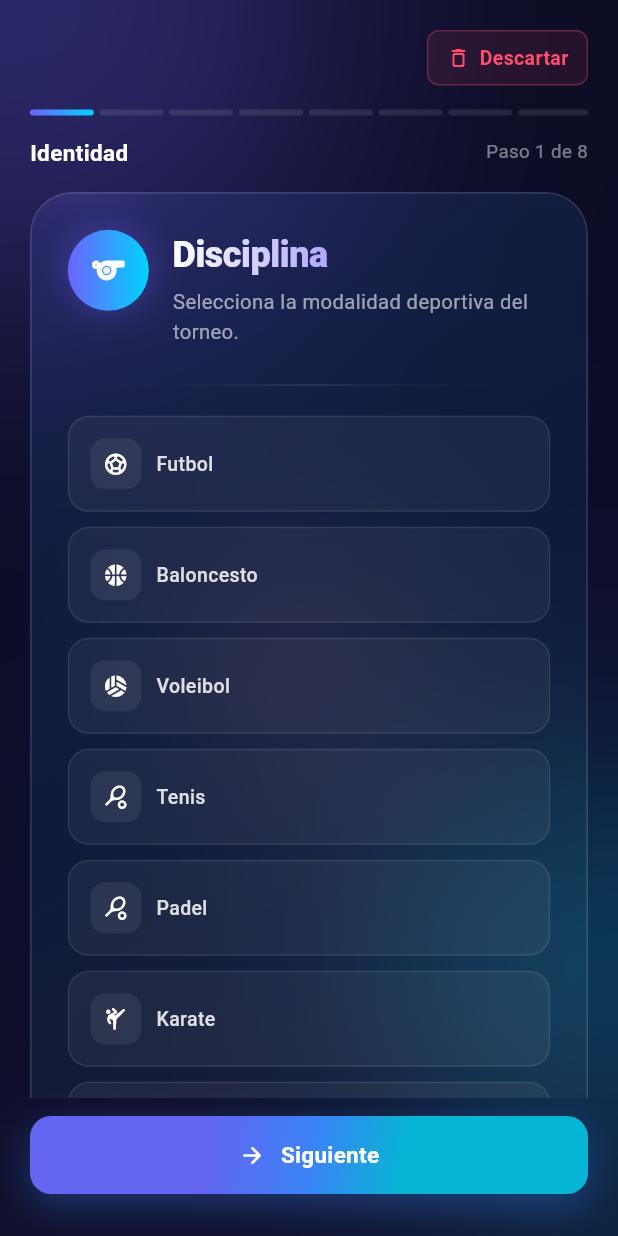
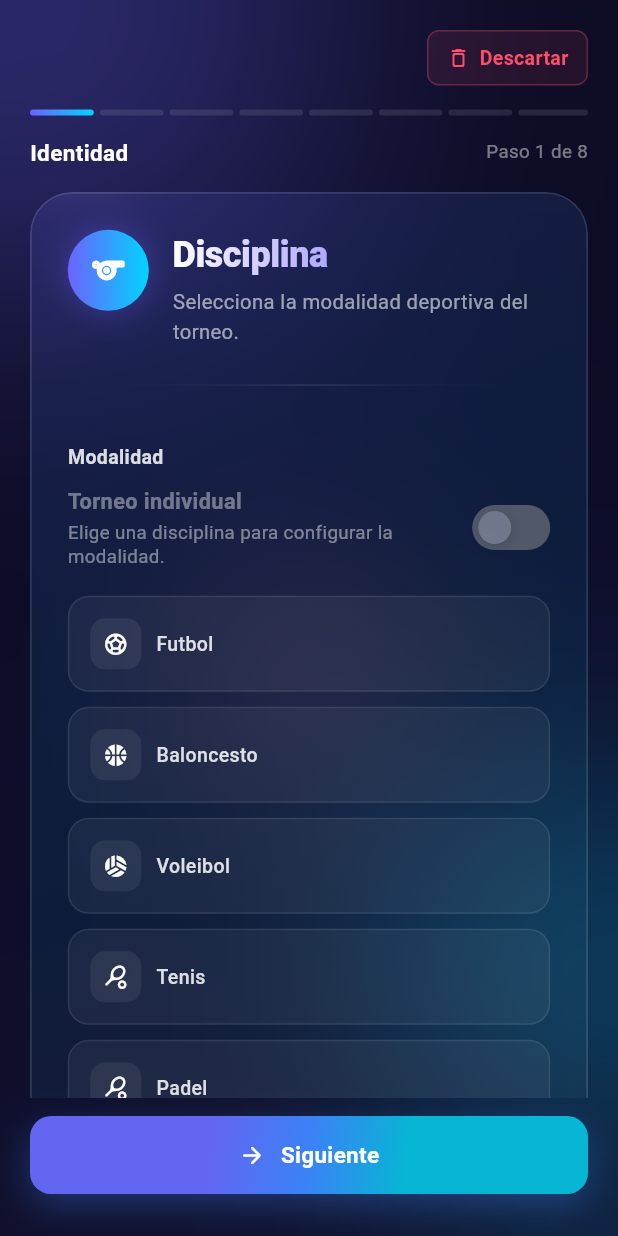
Before and after one commit to conor0mcgregor/gromy, a Flutter app: the FormTournamentScreen screen opened directly, swiped to page 2, on a phone screen of 412 x 824 dp. Run offline on Flutter 3.47's test engine with Material 3 defaults, Android fonts, the phone set to English and light mode, and no system bars; our stand-ins replace cloud_firestore, firebase_auth, firebase_core, firebase_storage, flutter_map, geolocator and 5 more; accounts and stored records are empty.

Commit message:
todas las modalidaes pueden ser por equipos

```diff
--- /dev/null
+++ b/lib/core/widgets/toggle_switch.dart
@@ -0,0 +1,385 @@
+import 'package:flutter/material.dart';
+
+// ════════════════════════════════════════════════════════════════
+//  TOGGLE SWITCH — Widget reutilizable con animación
+//
+//  Ejemplo de uso:
+//
+//    ToggleSwitch(
+//      value: _isOn,
+//      onChanged: (v) => setState(() => _isOn = v),
+//      label: 'Notificaciones',
+//      description: 'Recibir alertas del torneo',
+//    )
+//
+//  Variantes de color disponibles: violet (defecto), green, teal, coral
+// ════════════════════════════════════════════════════════════════
+
+enum ToggleSwitchColor { violet, green, teal, coral }
+
+class ToggleSwitch extends StatefulWidget {
+  const ToggleSwitch({
+    super.key,
+    required this.value,
+    required this.onChanged,
+    this.label,
+    this.description,
+    this.color = ToggleSwitchColor.violet,
+    this.enabled = true,
+  });
+
+  final bool value;
+  final ValueChanged<bool> onChanged;
+  final String? label;
+  final String? description;
+  final ToggleSwitchColor color;
+  final bool enabled;
+
+  @override
+  State<ToggleSwitch> createState() => _ToggleSwitchState();
+}
+
+class _ToggleSwitchState extends State<ToggleSwitch>
+    with TickerProviderStateMixin {
+  // ── Deslizamiento del thumb ──
+  late final AnimationController _slideCtrl;
+  late final Animation<double> _slideAnim;
+
+  // ── Ensanchamiento del thumb al presionar ──
+  late final AnimationController _squishCtrl;
+  late final Animation<double> _squishAnim;
+
+  // ── Ripple de toque ──
+  late final AnimationController _rippleCtrl;
+  late final Animation<double> _rippleRadius;
+  late final Animation<double> _rippleOpacity;
+
+  // ── Color del track ──
+  late final AnimationController _colorCtrl;
+
+  static const double _trackW = 52;
+  static const double _trackH = 30;
+  static const double _thumbSize = 22;
+  static const double _thumbPad = 4;
+  static const double _travel = _trackW - _thumbSize - _thumbPad * 2;
+
+  @override
+  void initState() {
+    super.initState();
+
+    _slideCtrl = AnimationController(
+      duration: const Duration(milliseconds: 260),
+      vsync: this,
+      value: widget.value ? 1.0 : 0.0,
+    );
+    _slideAnim = CurvedAnimation(
+      parent: _slideCtrl,
+      curve: Curves.easeInOut,
+    );
+
+    _squishCtrl = AnimationController(
+      duration: const Duration(milliseconds: 120),
+      vsync: this,
+    );
+    _squishAnim = Tween<double>(begin: 0, end: 1).animate(
+      CurvedAnimation(parent: _squishCtrl, curve: Curves.easeOut),
+    );
+
+    _rippleCtrl = AnimationController(
+      duration: const Duration(milliseconds: 380),
+      vsync: this,
+    );
+    _rippleRadius = Tween<double>(begin: 0, end: 36).animate(
+      CurvedAnimation(parent: _rippleCtrl, curve: Curves.easeOut),
+    );
+    _rippleOpacity = Tween<double>(begin: 0.18, end: 0).animate(
+      CurvedAnimation(parent: _rippleCtrl, curve: Curves.easeIn),
+    );
+
+    _colorCtrl = AnimationController(
+      duration: const Duration(milliseconds: 260),
+      vsync: this,
+      value: widget.value ? 1.0 : 0.0,
+    );
+  }
+
+  @override
+  void didUpdateWidget(ToggleSwitch old) {
+    super.didUpdateWidget(old);
+    if (old.value != widget.value) {
+      if (widget.value) {
+        _slideCtrl.forward();
+        _colorCtrl.forward();
+      } else {
+        _slideCtrl.reverse();
+        _colorCtrl.reverse();
+      }
+    }
+  }
+
+  @override
+  void dispose() {
+    _slideCtrl.dispose();
+    _squishCtrl.dispose();
+    _rippleCtrl.dispose();
+    _colorCtrl.dispose();
+    super.dispose();
+  }
+
+  // ──────────────────────────────────────────────────────────────
+  //  Colores según variante
+  // ──────────────────────────────────────────────────────────────
+
+  Color get _activeColor => switch (widget.color) {
+    ToggleSwitchColor.violet => const Color(0xFF534AB7),
+    ToggleSwitchColor.green  => const Color(0xFF3B6D11),
+    ToggleSwitchColor.teal   => const Color(0xFF0F6E56),
+    ToggleSwitchColor.coral  => const Color(0xFF993C1D),
+  };
+
+  Color get _rippleColor => _activeColor.withValues(alpha: 0.15);
+
+  Color get _inactiveTrack => const Color(0xFFB4B2A9);
+
+  // ──────────────────────────────────────────────────────────────
+  //  Interacción
+  // ──────────────────────────────────────────────────────────────
+
+  Future<void> _handleTap() async {
+    if (!widget.enabled) return;
+
+    // Squish de entrada
+    await _squishCtrl.forward();
+    _squishCtrl.reverse();
+
+    // Ripple
+    _rippleCtrl.forward(from: 0);
+
+    widget.onChanged(!widget.value);
+  }
+
+  // ──────────────────────────────────────────────────────────────
+  //  BUILD
+  // ──────────────────────────────────────────────────────────────
+
+  @override
+  Widget build(BuildContext context) {
+    final hasText =
+        widget.label != null || widget.description != null;
+
+    final toggle = Semantics(
+      toggled: widget.value,
+      label: widget.label,
+      child: GestureDetector(
+        onTap: _handleTap,
+        child: AnimatedBuilder(
+          animation: Listenable.merge([
+            _slideAnim,
+            _squishAnim,
+            _rippleRadius,
+            _rippleOpacity,
+            _colorCtrl,
+          ]),
+          builder: (context, _) {
+            final thumbW = _thumbSize + _squishAnim.value * 6;
+            final thumbX = _slideAnim.value * _travel;
+            final trackColor = Color.lerp(
+              _inactiveTrack,
+              _activeColor,
+              _colorCtrl.value,
+            )!;
+            final opacity = widget.enabled ? 1.0 : 0.4;
+
+            return Opacity(
+              opacity: opacity,
+              child: SizedBox(
+                width: _trackW,
+                height: _trackH,
+                child: Stack(
+                  clipBehavior: Clip.none,
+                  children: [
+                    // ── Ripple de toque (por fuera del track) ──
+                    Positioned.fill(
+                      child: Center(
+                        child: Container(
+                          width: _rippleRadius.value * 2,
+                          height: _rippleRadius.value * 2,
+                          decoration: BoxDecoration(
+                            shape: BoxShape.circle,
+                            color: _rippleColor.withValues(
+                              alpha: _rippleOpacity.value,
+                            ),
+                          ),
+                        ),
+                      ),
+                    ),
+
+                    // ── Track ──
+                    Positioned.fill(
+                      child: AnimatedContainer(
+                        duration: Duration.zero,
+                        decoration: BoxDecoration(
+                          borderRadius: BorderRadius.circular(999),
+                          color: trackColor,
+                        ),
+                      ),
+                    ),
+
+                    // ── Thumb ──
+                    Positioned(
+                      top: _thumbPad,
+                      left: _thumbPad + thumbX,
+                      child: Container(
+                        width: thumbW,
+                        height: _thumbSize,
+                        decoration: BoxDecoration(
+                          borderRadius: BorderRadius.circular(999),
+                          color: Colors.white,
+                          boxShadow: [
+                            BoxShadow(
+                              color: Colors.black.withValues(alpha: 0.18),
+                              blurRadius: 6,
+                              offset: const Offset(0, 2),
+                            ),
+                          ],
+                        ),
+                        child: Center(
+                          child: AnimatedOpacity(
+                            duration: const Duration(milliseconds: 180),
+                            opacity: widget.value ? 1.0 : 0.0,
+                            child: Icon(
+                              Icons.check_rounded,
+                              size: 13,
+                              color: _activeColor,
+                            ),
+                          ),
+                        ),
+                      ),
+                    ),
+                  ],
+                ),
+              ),
+            );
+          },
+        ),
+      ),
+    );
+
+    // Sin etiqueta: devuelve solo el track
+    if (!hasText) return toggle;
+
+    // Con etiqueta: fila completa
+    return Row(
+      mainAxisAlignment: MainAxisAlignment.spaceBetween,
+      children: [
+        Expanded(
+          child: Column(
+            crossAxisAlignment: CrossAxisAlignment.start,
+            children: [
+              if (widget.label != null)
+                Text(
+                  widget.label!,
+                  style: TextStyle(
+                    color: widget.enabled
+                        ? Colors.white
+                        : Colors.white.withValues(alpha: 0.4),
+                    fontSize: 14.5,
+                    fontWeight: FontWeight.w600,
+                  ),
+                ),
+              if (widget.description != null) ...[
+                const SizedBox(height: 2),
+                Text(
+                  widget.description!,
+                  style: TextStyle(
+                    color: Colors.white.withValues(alpha: 0.45),
+                    fontSize: 12.5,
+                    height: 1.3,
+                  ),
+                ),
+              ],
+            ],
+          ),
+        ),
+        const SizedBox(width: 16),
+        toggle,
+      ],
+    );
+  }
+}
+
+// ════════════════════════════════════════════════════════════════
+//  TOGGLE SWITCH LIST — Contenedor de varios toggles
+//
+//  Ejemplo de uso:
+//
+//    ToggleSwitchList(
+//      items: [
+//        ToggleSwitchItem(
+//          label: 'Notificaciones',
+//          description: 'Recibir alertas del torneo',
+//          value: _notif,
+//          onChanged: (v) => setState(() => _notif = v),
+//        ),
+//        ToggleSwitchItem(
+//          label: 'Inscripción abierta',
+//          value: _open,
+//          color: ToggleSwitchColor.green,
+//          onChanged: (v) => setState(() => _open = v),
+//        ),
+//      ],
+//    )
+// ════════════════════════════════════════════════════════════════
+
+class ToggleSwitchItem {
+  const ToggleSwitchItem({
+    required this.label,
+    required this.value,
+    required this.onChanged,
+    this.description,
+    this.color = ToggleSwitchColor.violet,
+    this.enabled = true,
+  });
+
+  final String label;
+  final String? description;
+  final bool value;
+  final ValueChanged<bool> onChanged;
+  final ToggleSwitchColor color;
+  final bool enabled;
+}
+
+class ToggleSwitchList extends StatelessWidget {
+  const ToggleSwitchList({
+    super.key,
+    required this.items,
+  });
+
+  final List<ToggleSwitchItem> items;
+
+  @override
+  Widget build(BuildContext context) {
+    return Column(
+      children: [
+        for (var i = 0; i < items.length; i++) ...[
+          ToggleSwitch(
+            value: items[i].value,
+            onChanged: items[i].onChanged,
+            label: items[i].label,
+            description: items[i].description,
+            color: items[i].color,
+            enabled: items[i].enabled,
+          ),
+          if (i < items.length - 1) ...[
+            const SizedBox(height: 12),
+            Container(
+              height: 1,
+              color: Colors.white.withValues(alpha: 0.07),
+            ),
+            const SizedBox(height: 12),
+          ],
+        ],
+      ],
+    );
+  }
+}
--- a/lib/features/tournament/data/model/enums_tournament.dart
+++ b/lib/features/tournament/data/model/enums_tournament.dart
@@ -16,6 +16,17 @@ enum TournamentSport {
       (sport) => sport.name == value,
       orElse: () => TournamentSport.football,
     );
+  }
+
+  /// Deportes que en este formulario imponen torneo por equipos (switch fijo).
+  bool get isTeamOnlyDiscipline {
+    return switch (this) {
+      TournamentSport.football ||
+      TournamentSport.basketball ||
+      TournamentSport.volleyball =>
+        true,
+      _ => false,
+    };
   }
 }
 
--- a/lib/features/tournament/presentation/controllers/tournament_form_controller.dart
+++ b/lib/features/tournament/presentation/controllers/tournament_form_controller.dart
@@ -37,6 +37,10 @@ class TournamentFormController extends ChangeNotifier {
   // Step 1: Disciplina
   TournamentSport? selectedSport;
   String? sportError;
+
+  /// `true` si la disciplina elegida obliga modalidad por equipos (fútbol, etc.).
+  bool get isTeamModeLockedByDiscipline =>
+      selectedSport?.isTeamOnlyDiscipline ?? false;
 
   // Step 2: Cronograma
   DateTime? eventDate;
@@ -85,10 +89,24 @@ class TournamentFormController extends ChangeNotifier {
   static const int totalSteps = 8;
   int currentStep = 0;
 
-  bool get isTeamSport =>
-      selectedSport == TournamentSport.football ||
-      selectedSport == TournamentSport.basketball ||
-      selectedSport == TournamentSport.volleyball;
+  bool isTeamSport = false;
+
+  /// Actualiza la disciplina y sincroniza [isTeamSport] con reglas por deporte.
+  void selectSport(TournamentSport sport) {
+    selectedSport = sport;
+    sportError = null;
+    if (sport.isTeamOnlyDiscipline) {
+      isTeamSport = true;
+    }
+    notifyListeners();
+  }
+
+  /// Cambia la modalidad equipos / individual (ignorado si la disciplina lo fija).
+  void setTeamTournament(bool value) {
+    if (isTeamModeLockedByDiscipline) return;
+    isTeamSport = value;
+    notifyListeners();
+  }
 
   bool canGoNext() => validateCurrentStep();
 
--- a/lib/features/tournament/presentation/screens/form/steps/step1_discipline.dart
+++ b/lib/features/tournament/presentation/screens/form/steps/step1_discipline.dart
@@ -1,21 +1,58 @@
 import 'package:flutter/material.dart';
+import '../../../../../../core/widgets/toggle_switch.dart';
 import '../../../../data/model/enums_tournament.dart';
 import '../widgets/step_card.dart';
 import '../widgets/tournament_selectors.dart';
 import '../widgets/form_helpers.dart';
 
-/// Paso 1 — Disciplina: Selección de deporte / categoría.
+/// Textos y flags de la fila “tipo de torneo” (sin [BuildContext]).
+abstract final class Step1DisciplineCopy {
+  static String teamSwitchLabel(bool isTeamSport) => isTeamSport
+      ? 'Torneo por equipos'
+      : 'Torneo individual';
+
+  static String teamSwitchDescription({
+    required TournamentSport? selectedSport,
+    required bool isTeamSport,
+  }) {
+    if (selectedSport == null) {
+      return 'Elige una disciplina para configurar la modalidad.';
+    }
+    if (selectedSport.isTeamOnlyDiscipline) {
+      return 'Este deporte solo se juega por equipos.';
+    }
+    return isTeamSport
+        ? 'Los participantes compiten agrupados en equipos.'
+        : 'Los participantes compiten de forma individual.';
+  }
+
+  /// El switch solo es interactivo con disciplina elegida y sin bloqueo por deporte.
+  static bool isTeamSwitchInteractive({
+    required TournamentSport? selectedSport,
+    required bool teamModeLockedByDiscipline,
+  }) {
+    return selectedSport != null && !teamModeLockedByDiscipline;
+  }
+}
+
+/// Paso 1 — Disciplina: deporte y modalidad (equipos / individual).
 class Step1Discipline extends StatelessWidget {
   const Step1Discipline({
     super.key,
     required this.selectedSport,
     required this.sportError,
     required this.onSportChanged,
+    required this.isTeamSport,
+    required this.teamModeLockedByDiscipline,
+    required this.onTeamTournamentChanged,
   });
 
   final TournamentSport? selectedSport;
   final String? sportError;
   final ValueChanged<TournamentSport> onSportChanged;
+  final bool isTeamSport;
+  final bool teamModeLockedByDiscipline;
+  final ValueChanged<bool> onTeamTournamentChanged;
 
   IconData _sportIcon(TournamentSport sport) => switch (sport) {
         TournamentSport.football => Icons.sports_soccer_rounded,
@@ -27,16 +64,9 @@ class Step1Discipline extends StatelessWidget {
         TournamentSport.brazilianJiuJitsu => Icons.sports_kabaddi_rounded,
       };
 
-  @override
-  Widget build(BuildContext context) {
-    return StepCard(
-      icon: Icons.sports_rounded,
-      title: 'Disciplina',
-      subtitle: 'Selecciona la modalidad deportiva del torneo.',
-      child: Column(
-        crossAxisAlignment: CrossAxisAlignment.start,
-        children: [
-          LayoutBuilder(builder: (context, c) {
+  Widget _buildSportGrid() {
+    return LayoutBuilder(
+      builder: (context, c) {
         final cols = c.maxWidth >= 400 ? 2 : 1;
         const spacing = 10.0;
         final w = (c.maxWidth - spacing * (cols - 1)) / cols;
@@ -56,7 +86,56 @@ class Step1Discipline extends StatelessWidget {
             );
           }).toList(),
         );
-          }),
+      },
+    );
+  }
+
+  Widget _buildTeamModeSection() {
+    final interactive = Step1DisciplineCopy.isTeamSwitchInteractive(
+      selectedSport: selectedSport,
+      teamModeLockedByDiscipline: teamModeLockedByDiscipline,
+    );
+
+    return Column(
+      crossAxisAlignment: CrossAxisAlignment.start,
+      children: [
+        const SizedBox(height: 18),
+        Text(
+          'Modalidad',
+          style: TextStyle(
+            color: Colors.white.withValues(alpha: 0.85),
+            fontSize: 13,
+            fontWeight: FontWeight.w600,
+          ),
+        ),
+        const SizedBox(height: 10),
+        ToggleSwitch(
+          value: isTeamSport,
+          onChanged: onTeamTournamentChanged,
+          label: Step1DisciplineCopy.teamSwitchLabel(isTeamSport),
+          description: Step1DisciplineCopy.teamSwitchDescription(
+            selectedSport: selectedSport,
+            isTeamSport: isTeamSport,
+          ),
+          color: ToggleSwitchColor.violet,
+          enabled: interactive,
+        ),
+      ],
+    );
+  }
+
+  @override
+  Widget build(BuildContext context) {
+    return StepCard(
+      icon: Icons.sports_rounded,
+      title: 'Disciplina',
+      subtitle: 'Selecciona la modalidad deportiva del torneo.',
+      child: Column(
+        crossAxisAlignment: CrossAxisAlignment.start,
+        children: [
+          _buildTeamModeSection(),
+          const SizedBox(height: 18),
+          _buildSportGrid(),
           if (sportError != null) ...[
             const SizedBox(height: 10),
             ErrorText(message: sportError!),
--- a/lib/features/tournament/presentation/screens/form_tournament_screen.dart
+++ b/lib/features/tournament/presentation/screens/form_tournament_screen.dart
@@ -656,10 +656,10 @@ class _FormTournamentScreenState extends State<FormTournamentScreen>
   Widget _buildStep1() => Step1Discipline(
     selectedSport: _form.selectedSport,
     sportError: _form.sportError,
-    onSportChanged: (sport) => setState(() {
-      _form.selectedSport = sport;
-      _form.sportError = null;
-    }),
+    onSportChanged: _form.selectSport,
+    isTeamSport: _form.isTeamSport,
+    teamModeLockedByDiscipline: _form.isTeamModeLockedByDiscipline,
+    onTeamTournamentChanged: _form.setTeamTournament,
   );
 
   Widget _buildStep2() => Step2Schedule(
```
Lines whose indentation alone changed are shown as unchanged.
